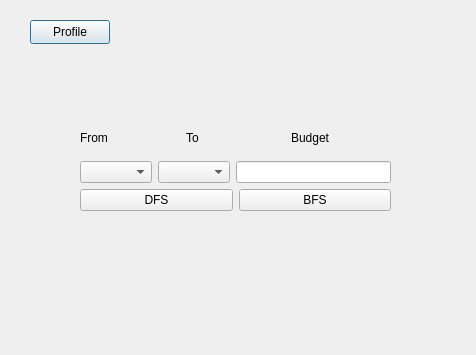
This is Guide_me/homepage.ui in MARIO00410/Guide-Me as Qt 5 draws it before an edit. The edited form follows.
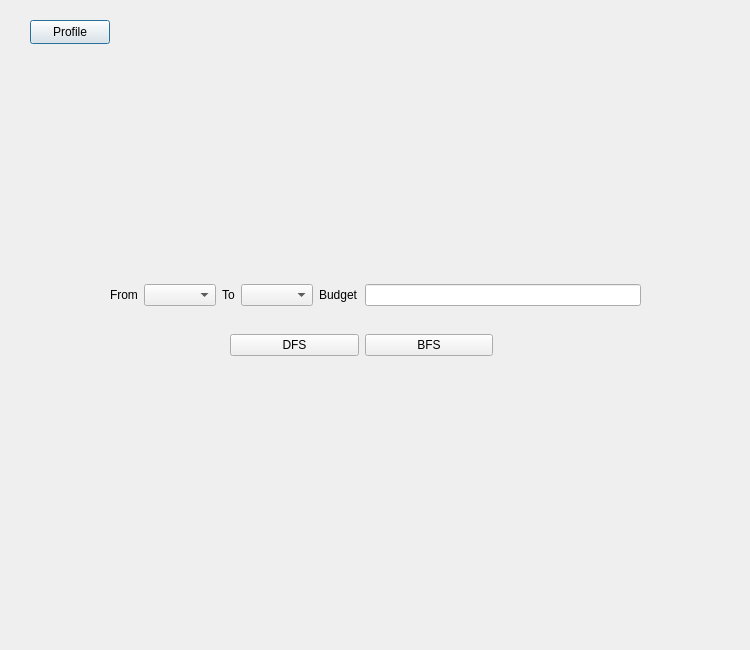
This is the edited form.

Patch:
```diff
--- a/Guide_me/homepage.ui
+++ b/Guide_me/homepage.ui
@@ -6,8 +6,8 @@
    <rect>
     <x>0</x>
     <y>0</y>
-    <width>476</width>
-    <height>355</height>
+    <width>750</width>
+    <height>650</height>
    </rect>
   </property>
   <property name="windowTitle">
@@ -29,56 +29,14 @@
   <widget class="QWidget" name="layoutWidget">
    <property name="geometry">
     <rect>
-     <x>80</x>
-     <y>120</y>
-     <width>311</width>
-     <height>91</height>
+     <x>230</x>
+     <y>330</y>
+     <width>263</width>
+     <height>31</height>
     </rect>
    </property>
-   <layout class="QVBoxLayout" name="verticalLayout_2">
-    <item>
      <layout class="QHBoxLayout" name="horizontalLayout_3">
       <item>
-       <widget class="QLabel" name="label">
-        <property name="text">
-         <string>From</string>
-        </property>
-       </widget>
-      </item>
-      <item>
-       <widget class="QLabel" name="label_2">
-        <property name="text">
-         <string>To</string>
-        </property>
-       </widget>
-      </item>
-      <item>
-       <widget class="QLabel" name="label_3">
-        <property name="text">
-         <string>Budget</string>
-        </property>
-       </widget>
-      </item>
-     </layout>
-    </item>
-    <item>
-     <layout class="QVBoxLayout" name="verticalLayout">
-      <item>
-       <layout class="QHBoxLayout" name="horizontalLayout_2">
-        <item>
-         <widget class="QComboBox" name="comboBoxFrom"/>
-        </item>
-        <item>
-         <widget class="QComboBox" name="comboBox_To"/>
-        </item>
-        <item>
-         <widget class="QLineEdit" name="lineEditBudget"/>
-        </item>
-       </layout>
-      </item>
-      <item>
-       <layout class="QHBoxLayout" name="horizontalLayout">
-        <item>
          <widget class="QPushButton" name="dfs">
           <property name="text">
            <string>DFS</string>
@@ -93,8 +51,46 @@
          </widget>
         </item>
        </layout>
-      </item>
-     </layout>
+  </widget>
+  <widget class="QWidget" name="layoutWidget_2">
+   <property name="geometry">
+    <rect>
+     <x>110</x>
+     <y>280</y>
+     <width>531</width>
+     <height>30</height>
+    </rect>
+   </property>
+   <layout class="QHBoxLayout" name="horizontalLayout_4">
+    <item>
+     <widget class="QLabel" name="label_4">
+      <property name="text">
+       <string>From</string>
+      </property>
+     </widget>
+    </item>
+    <item>
+     <widget class="QComboBox" name="comboBoxFrom"/>
+    </item>
+    <item>
+     <widget class="QLabel" name="label_5">
+      <property name="text">
+       <string>To</string>
+      </property>
+     </widget>
+    </item>
+    <item>
+     <widget class="QComboBox" name="comboBox_To"/>
+    </item>
+    <item>
+     <widget class="QLabel" name="label_6">
+      <property name="text">
+       <string>Budget</string>
+      </property>
+     </widget>
+    </item>
+    <item>
+     <widget class="QLineEdit" name="lineEditBudget"/>
     </item>
    </layout>
   </widget>
```
Lines whose indentation alone changed are shown as unchanged.
